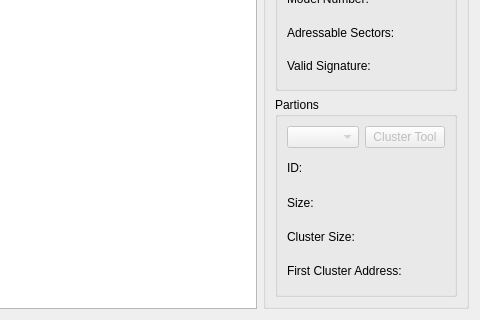
First picture: the form in Velocity/deviceviewer.ui, repository hetelek/Velocity, before the edit; both pictures show x 412 to 892 and y 150 to 470 of the 892 by 470 pixel window.
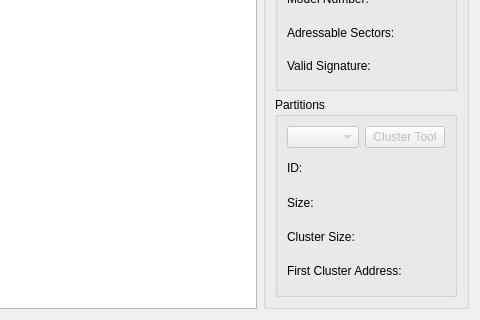
Second picture: the form after the edit. Icons and pictures are not drawn.

Commit message: Current path is shown Device Viewer

```diff
--- a/Velocity/deviceviewer.ui
+++ b/Velocity/deviceviewer.ui
@@ -223,7 +223,7 @@
         <item>
          <widget class="QGroupBox" name="groupBox_3">
           <property name="title">
-           <string>Partions</string>
+           <string>Partitions</string>
           </property>
           <layout class="QVBoxLayout" name="verticalLayout_8" stretch="0,9">
            <item>
```
Left out of the diff: 2 changed lines with no effect on the pictures. The commit also changes 2 other files.
